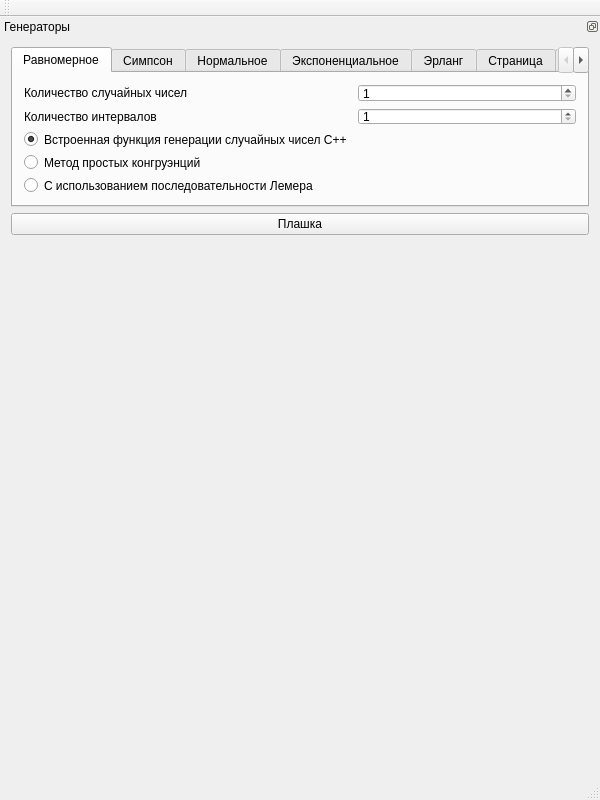
First picture: the form in MIS_Kryuchkov.ui, repository bagofpockets/MIS_Kryuchkov, before the edit.
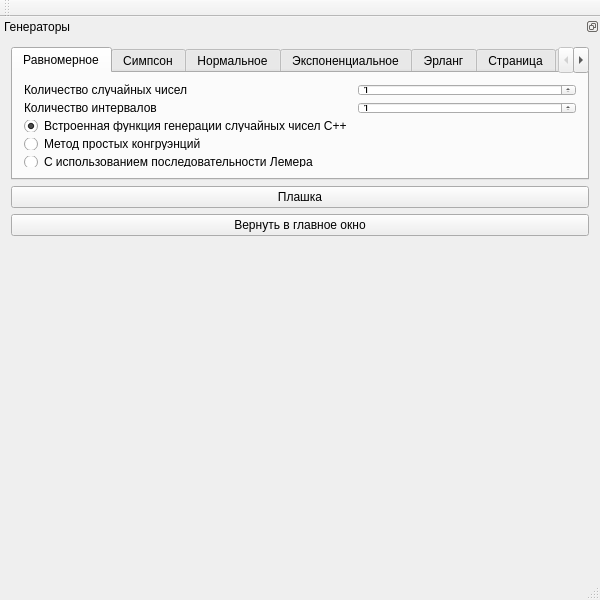
Second picture: the form after the edit.

What changed in the file:
```diff
--- a/MIS_Kryuchkov.ui
+++ b/MIS_Kryuchkov.ui
@@ -10,9 +10,15 @@
     <x>0</x>
     <y>0</y>
     <width>600</width>
-    <height>800</height>
+    <height>600</height>
    </rect>
   </property>
+  <property name="minimumSize">
+   <size>
+    <width>600</width>
+    <height>600</height>
+   </size>
+  </property>
   <property name="maximumSize">
    <size>
     <width>16777215</width>
@@ -71,14 +77,14 @@
    </property>
    <property name="minimumSize">
     <size>
-     <width>424</width>
-     <height>229</height>
+     <width>600</width>
+     <height>230</height>
     </size>
    </property>
    <property name="maximumSize">
     <size>
      <width>524287</width>
-     <height>229</height>
+     <height>230</height>
     </size>
    </property>
    <property name="floating">
@@ -264,6 +270,16 @@
        </property>
       </widget>
      </item>
+     <item row="2" column="0">
+      <widget class="QPushButton" name="returnDock">
+       <property name="text">
+        <string>Вернуть в главное окно</string>
+       </property>
+       <property name="flat">
+        <bool>false</bool>
+       </property>
+      </widget>
+     </item>
     </layout>
    </widget>
   </widget>
```
Left out of the diff: 10 changed lines with no effect on the pictures.
